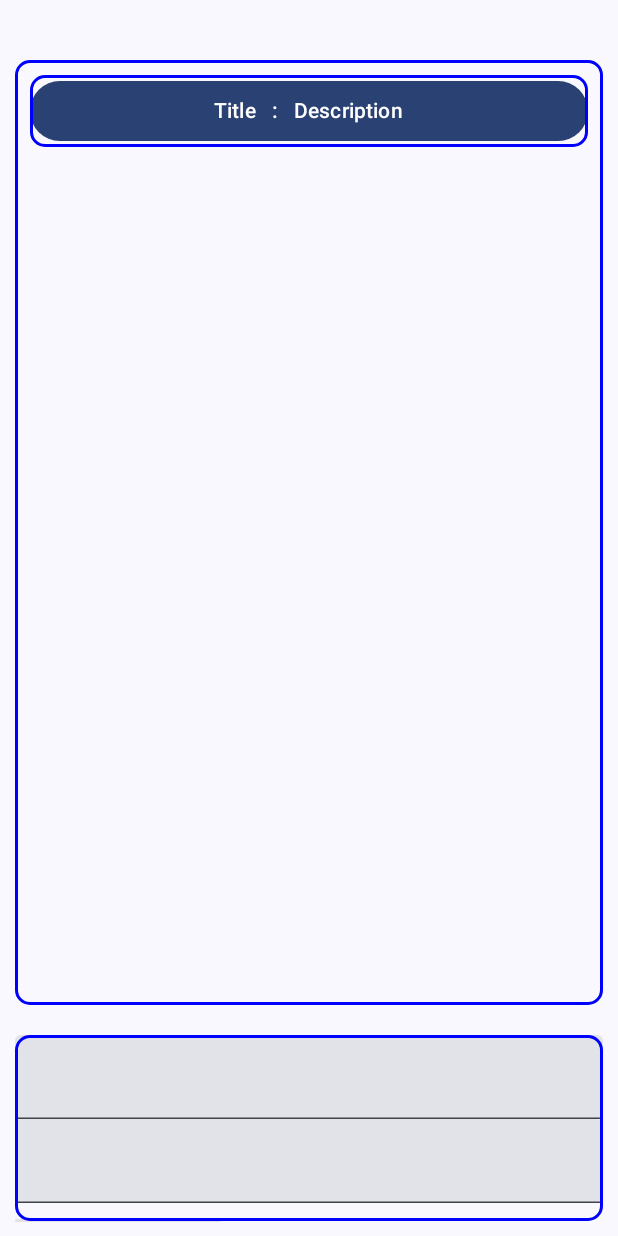
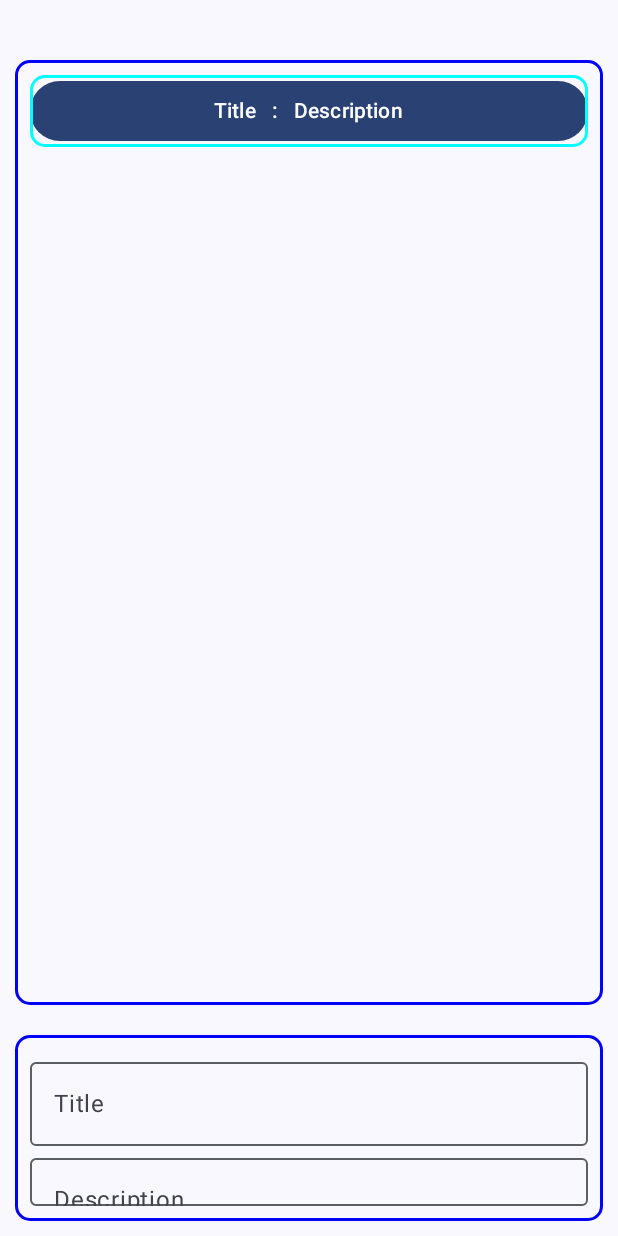
Before and after one commit to asp616848/PracticeBuzz, an Android app built with Jetpack Compose: the screen it shows after launch (MainActivity), on a phone screen of 412 x 824 dp. Run offline under Robolectric (Android 15) with nearby library versions, the phone set to English and light mode, and no system bars.

Commit message:
submission link

```diff
--- a/app/src/main/java/com/example/practicebuzztask/ui/listScreen.kt
+++ b/app/src/main/java/com/example/practicebuzztask/ui/listScreen.kt
@@ -62,16 +62,18 @@ fun listScreen(navController: NavController){
             var desc = remember { mutableStateOf("") }
             val context = LocalContext.current;
 
-            Column(modifier = Modifier.fillMaxWidth()){
-                TextField(
+            Column(modifier = Modifier.fillMaxWidth().padding(10.dp)){
+                OutlinedTextField(
                     value = title.value,
-                    onValueChange = { title.value = it.toString() },
-                    Modifier.fillMaxWidth()
+                    onValueChange = { title.value = it },
+                    label = { Text("Title") },
+                    modifier = Modifier.fillMaxWidth()
                 )
-                TextField(
+                OutlinedTextField(
                     value = desc.value,
-                    onValueChange = { desc.value = it.toString() } ,
-                    Modifier.fillMaxWidth()
+                    onValueChange = { desc.value = it },
+                    label = { Text("Description") },
+                    modifier = Modifier.fillMaxWidth()
                 )
                 Spacer(modifier = Modifier.height(10.dp))
                 Button(onClick = {
@@ -96,7 +98,7 @@ fun itemComposable(item: listItem){
     val context = LocalContext.current
     Box(modifier = Modifier
         .padding(10.dp)
-        .border(2.dp, Color.Blue, shape = RoundedCornerShape(10.dp))){
+        .border(2.dp, Color.Cyan, shape = RoundedCornerShape(10.dp))){
 
         Button(onClick = {itemClicked(item,context)}, modifier = Modifier.fillMaxWidth()){
             Text(item.itemName)
```
